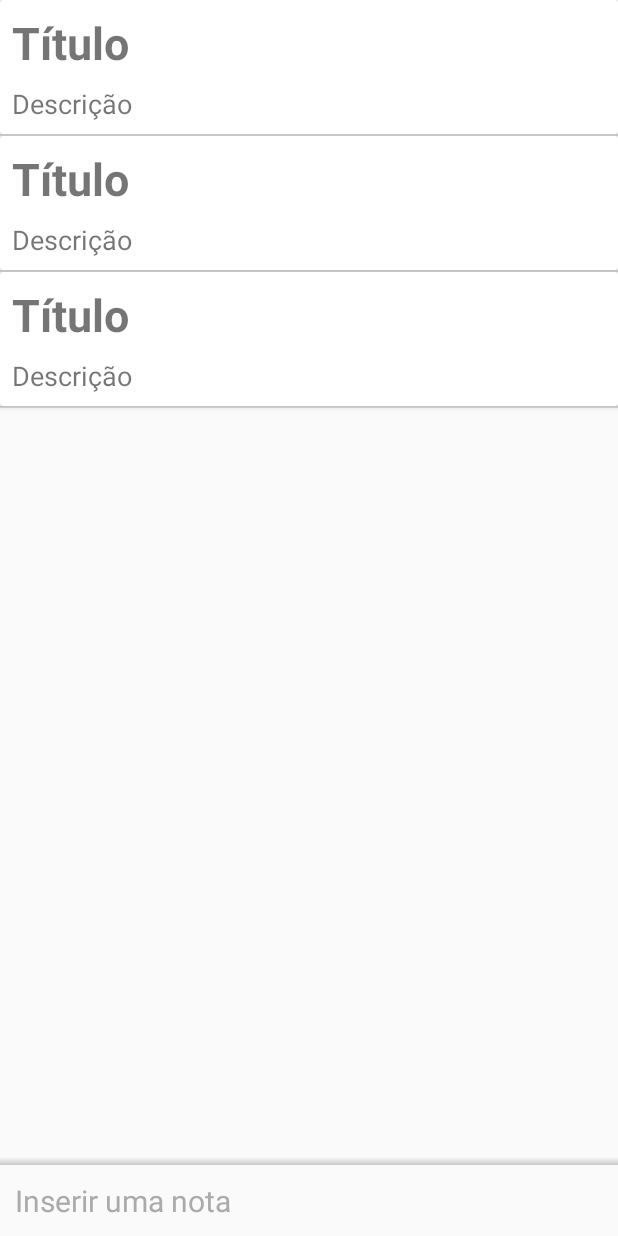
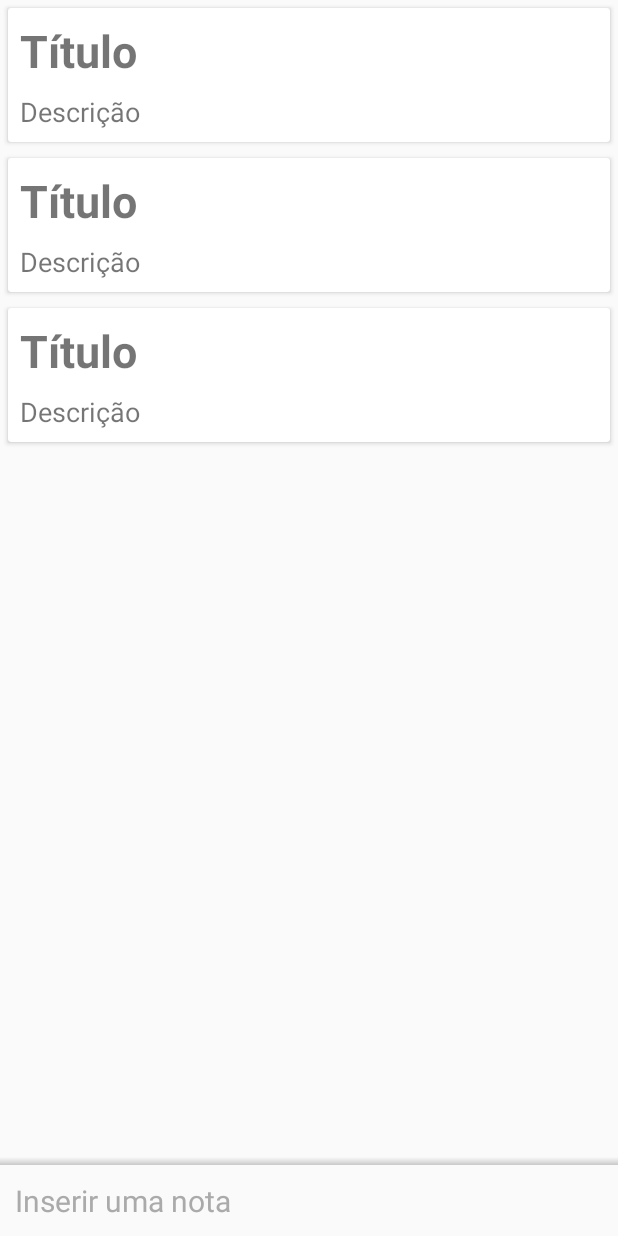
Before and after one commit to RickSRS/RickSRS-AppNote, an Android app: the layout activity_lista_notas.xml on its own in the app's theme, with its tools: preview values and no code run, on a phone screen of 412 x 824 dp. Run offline under Robolectric (Android 15) with nearby library versions, the phone set to English and light mode, and no system bars.

Commit message:
changed listView to recyclerView and created custom adapter of recycler

```diff
--- a/app/build.gradle
+++ b/app/build.gradle
@@ -32,6 +32,7 @@ dependencies {
     implementation 'androidx.appcompat:appcompat:1.0.0'
     implementation 'androidx.constraintlayout:constraintlayout:1.1.3'
     implementation 'androidx.cardview:cardview:1.0.0'
+    implementation 'androidx.recyclerview:recyclerview:1.1.0'
     testImplementation 'junit:junit:4.13.2'
     androidTestImplementation 'androidx.test.ext:junit:1.1.1'
     androidTestImplementation 'androidx.test.espresso:espresso-core:3.1.0'
--- a/app/src/main/res/layout/activity_lista_notas.xml
+++ b/app/src/main/res/layout/activity_lista_notas.xml
@@ -6,8 +6,8 @@
     android:layout_height="match_parent"
     tools:context=".ui.activity.ListaNotasActivity">
 
-    <ListView
-        android:id="@+id/lista_notas_listview"
+    <androidx.recyclerview.widget.RecyclerView
+        android:id="@+id/lista_notas_recyclerview"
         android:layout_width="0dp"
         android:layout_height="0dp"
         app:layout_constraintBottom_toTopOf="@id/lista_notas_insere_nota"
```
Also changed, not shown: app/src/main/java/com/richardsoares/note/ui/activity/ListaNotasActivity.java (+11 -6 lines), app/src/main/java/com/richardsoares/note/ui/recycler/adapter/ListaNotasAdapter.java (added, +54 -0 lines).
